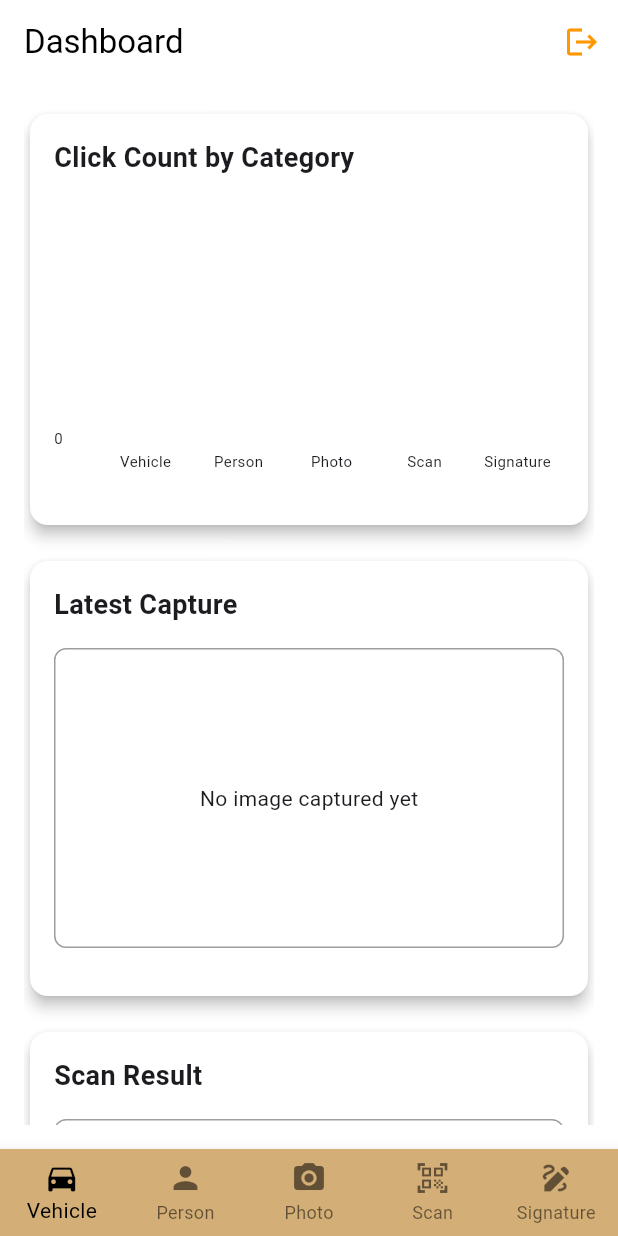
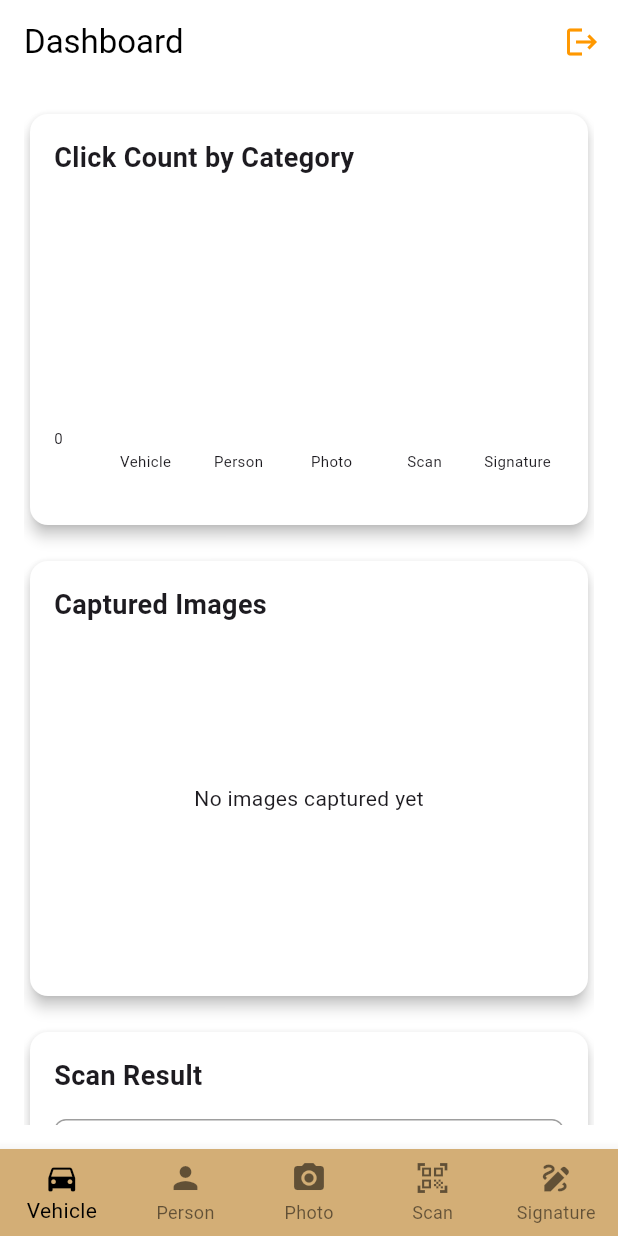
Before and after one commit to phucxp12vn/flutter_vehicle_app, a Flutter app: the DashboardScreen screen opened directly, on a phone screen of 412 x 824 dp. Run offline on Flutter 3.47's test engine with Material 3 defaults, Android fonts, the phone set to English and light mode, and no system bars; drawn by our look-alikes of fl_chart; our stand-ins replace camera, drift, drift_flutter, flutter_redux, redux; accounts and stored records are empty; generated files the repository leaves out were written again.

Commit message:
done implement manage state library

```diff
--- /dev/null
+++ b/lib/models/library_model.dart
@@ -0,0 +1,73 @@
+import 'package:redux/redux.dart';
+import '../store/actions/library.dart';
+import '../store/state/app_state.dart';
+
+class LibraryViewModel {
+  final List<CapturedImage> capturedImages;
+  final List<QRScanResult> qrScanResults;
+  final Function(String) onAddCapturedImage;
+  final Function(String) onAddQRScanResult;
+  final Function(String) onRemoveCapturedImage;
+  final Function(String) onRemoveQRScanResult;
+  final Function onClearCapturedImages;
+  final Function onClearQRScanResults;
+
+  LibraryViewModel({
+    required this.capturedImages,
+    required this.qrScanResults,
+    required this.onAddCapturedImage,
+    required this.onAddQRScanResult,
+    required this.onRemoveCapturedImage,
+    required this.onRemoveQRScanResult,
+    required this.onClearCapturedImages,
+    required this.onClearQRScanResults,
+  });
+
+  static LibraryViewModel fromStore(Store<AppState> store) {
+    return LibraryViewModel(
+      capturedImages: store.state.libraryState.capturedImages,
+      qrScanResults: store.state.libraryState.qrScanResults,
+      onAddCapturedImage: (String path) {
+        final capturedImage =
+            CapturedImage(path: path, captureDate: DateTime.now());
+        store.dispatch(AddCapturedImageAction(capturedImage));
+      },
+      onAddQRScanResult: (String data) {
+        final qrScanResult = QRScanResult(data: data, scanDate: DateTime.now());
+        store.dispatch(AddQRScanResultAction(qrScanResult));
+      },
+      onRemoveCapturedImage: (String path) {
+        store.dispatch(RemoveCapturedImageAction(path));
+      },
+      onRemoveQRScanResult: (String data) {
+        store.dispatch(RemoveQRScanResultAction(data));
+      },
+      onClearCapturedImages: () {
+        store.dispatch(ClearCapturedImagesAction());
+      },
+      onClearQRScanResults: () {
+        store.dispatch(ClearQRScanResultsAction());
+      },
+    );
+  }
+}
+
+class CapturedImage {
+  final String path;
+  final DateTime captureDate;
+
+  CapturedImage({
+    required this.path,
+    required this.captureDate,
+  });
+}
+
+class QRScanResult {
+  final String data;
+  final DateTime scanDate;
+
+  QRScanResult({
+    required this.data,
+    required this.scanDate,
+  });
+}
--- a/lib/screens/dashboard/components/library_widget.dart
+++ b/lib/screens/dashboard/components/library_widget.dart
@@ -1,18 +1,17 @@
 import 'package:flutter/material.dart';
 import 'dart:io';
+import 'package:flutter_redux/flutter_redux.dart';
+import 'package:flutter_complete_guide/store/state/app_state.dart';
+import 'package:flutter_complete_guide/models/library_model.dart';
 
-class LibraryWidget extends StatefulWidget {
+class LibraryWidget extends StatelessWidget {
   const LibraryWidget({super.key});
 
   @override
-  State<LibraryWidget> createState() => _LibraryState();
-}
-
-class _LibraryState extends State<LibraryWidget> {
-  String? latestImagePath;
-
-  @override
   Widget build(BuildContext context) {
+    return StoreConnector<AppState, LibraryViewModel>(
+      converter: (store) => LibraryViewModel.fromStore(store),
+      builder: (context, vm) {
         return Card(
           elevation: 4,
           child: Padding(
@@ -21,28 +20,40 @@ class _LibraryState extends State<LibraryWidget> {
               crossAxisAlignment: CrossAxisAlignment.start,
               children: [
                 const Text(
-              'Latest Capture',
+                  'Captured Images',
                   style: TextStyle(fontSize: 18, fontWeight: FontWeight.bold),
                 ),
                 const SizedBox(height: 16),
-            Container(
+                SizedBox(
                   height: 200,
-              width: double.infinity,
+                  child: vm.capturedImages.isEmpty
+                      ? const Center(child: Text('No images captured yet'))
+                      : ListView.builder(
+                          scrollDirection: Axis.horizontal,
+                          itemCount: vm.capturedImages.length,
+                          itemBuilder: (context, index) {
+                            return Padding(
+                                padding: const EdgeInsets.only(right: 8.0),
+                                child: Container(
+                                  width: 200,
                                   decoration: BoxDecoration(
                                     border: Border.all(color: Colors.grey),
                                     borderRadius: BorderRadius.circular(8),
                                   ),
-              child: latestImagePath != null
-                  ? Image.file(
-                      File(latestImagePath!),
+                                  child: Image.file(
+                                    File(vm.capturedImages[index].path),
                                     fit: BoxFit.cover,
-                    )
-                  : const Center(child: Text('No image captured yet')),
+                                  ),
+                                ));
+                          },
+                        ),
                 ),
                 const SizedBox(height: 16),
               ],
             ),
           ),
         );
+      },
+    );
   }
 }
--- a/lib/screens/dashboard/components/scan_result.dart
+++ b/lib/screens/dashboard/components/scan_result.dart
@@ -1,5 +1,8 @@
 import 'package:flutter/material.dart';
-import 'dart:io';
+import 'package:flutter_complete_guide/models/library_model.dart';
+import 'package:flutter_complete_guide/store/state/app_state.dart';
+
+import 'package:flutter_redux/flutter_redux.dart';
 
 class ScanResultWidget extends StatelessWidget {
   final String? imagePath;
@@ -13,6 +16,9 @@ class ScanResultWidget extends StatelessWidget {
 
   @override
   Widget build(BuildContext context) {
+    return StoreConnector<AppState, LibraryViewModel>(
+      converter: (store) => LibraryViewModel.fromStore(store),
+      builder: (context, vm) {
         return Card(
           elevation: 4,
           child: Padding(
@@ -32,17 +38,21 @@ class ScanResultWidget extends StatelessWidget {
                     border: Border.all(color: Colors.grey),
                     borderRadius: BorderRadius.circular(8),
                   ),
-              child: imagePath != null
-                  ? Image.file(
-                      File(imagePath!),
-                      fit: BoxFit.cover,
-                    )
-                  : const Center(child: Text('No scan result')),
+                  child: vm.qrScanResults.isEmpty
+                      ? const Center(child: Text('No scan result'))
+                      : ListView.builder(
+                          itemCount: vm.qrScanResults.length,
+                          itemBuilder: (context, index) {
+                            return Text(vm.qrScanResults[index].data);
+                          },
+                        ),
                 ),
                 const SizedBox(height: 16),
               ],
             ),
           ),
         );
+      },
+    );
   }
 }
--- /dev/null
+++ b/lib/store/actions/library.dart
@@ -0,0 +1,35 @@
+import 'package:flutter_complete_guide/models/library_model.dart';
+
+// Action to add a captured image to the library
+class AddCapturedImageAction {
+  final CapturedImage capturedImage;
+
+  AddCapturedImageAction(this.capturedImage);
+}
+
+// Action to add a QR scan result to the library
+class AddQRScanResultAction {
+  final QRScanResult qrScanResult;
+
+  AddQRScanResultAction(this.qrScanResult);
+}
+
+// Action to remove a captured image from the library
+class RemoveCapturedImageAction {
+  final String imagePath;
+
+  RemoveCapturedImageAction(this.imagePath);
+}
+
+// Action to remove a QR scan result from the library
+class RemoveQRScanResultAction {
+  final String qrData;
+
+  RemoveQRScanResultAction(this.qrData);
+}
+
+// Action to clear all captured images from the library
+class ClearCapturedImagesAction {}
+
+// Action to clear all QR scan results from the library
+class ClearQRScanResultsAction {}
--- a/lib/store/reducers/app_reducer.dart
+++ b/lib/store/reducers/app_reducer.dart
@@ -1,10 +1,12 @@
 import 'package:flutter_complete_guide/store/state/app_state.dart';
 import 'package:flutter_complete_guide/store/reducers/auth_reducer.dart';
 import 'package:flutter_complete_guide/store/reducers/count_reducer.dart';
+import 'package:flutter_complete_guide/store/reducers/library_reducer.dart';
 
 AppState appReducer(AppState state, dynamic action) {
   return AppState(
     authState: loginFormReducer(state.authState, action),
     countState: countReducer(state.countState, action),
+    libraryState: libraryReducer(state.libraryState, action),
   );
 }
--- a/lib/store/state/app_state.dart
+++ b/lib/store/state/app_state.dart
@@ -1,16 +1,23 @@
 import 'package:flutter_complete_guide/store/state/auth_state.dart';
 import 'package:flutter_complete_guide/store/state/count_state.dart';
+import 'package:flutter_complete_guide/store/state/library_state.dart';
 
 class AppState {
   final LoginFormState authState;
   final CountState countState;
+  final LibraryState libraryState;
 
-  AppState({required this.authState, required this.countState});
+  AppState({
+    required this.authState,
+    required this.countState,
+    required this.libraryState,
+  });
 
   factory AppState.initial() {
     return AppState(
       authState: LoginFormState.initial(),
       countState: CountState.initial(),
+      libraryState: LibraryState.initial(),
     );
   }
 }
--- /dev/null
+++ b/lib/store/state/library_state.dart
@@ -0,0 +1,24 @@
+import 'package:flutter_complete_guide/models/library_model.dart';
+
+class LibraryState {
+  final List<CapturedImage> capturedImages;
+  final List<QRScanResult> qrScanResults;
+
+  LibraryState({
+    List<CapturedImage>? capturedImages,
+    List<QRScanResult>? qrScanResults,
+  })  : capturedImages = capturedImages ?? [],
+        qrScanResults = qrScanResults ?? [];
+
+  factory LibraryState.initial() => LibraryState();
+
+  LibraryState copyWith({
+    List<CapturedImage>? capturedImages,
+    List<QRScanResult>? qrScanResults,
+  }) {
+    return LibraryState(
+      capturedImages: capturedImages ?? this.capturedImages,
+      qrScanResults: qrScanResults ?? this.qrScanResults,
+    );
+  }
+}
```
Also changed, not shown: lib/screens/camera/camera_screen.dart (+26 -8 lines), lib/store/reducers/library_reducer.dart (added, +31 -0 lines). Lines whose indentation alone changed are shown as unchanged.
